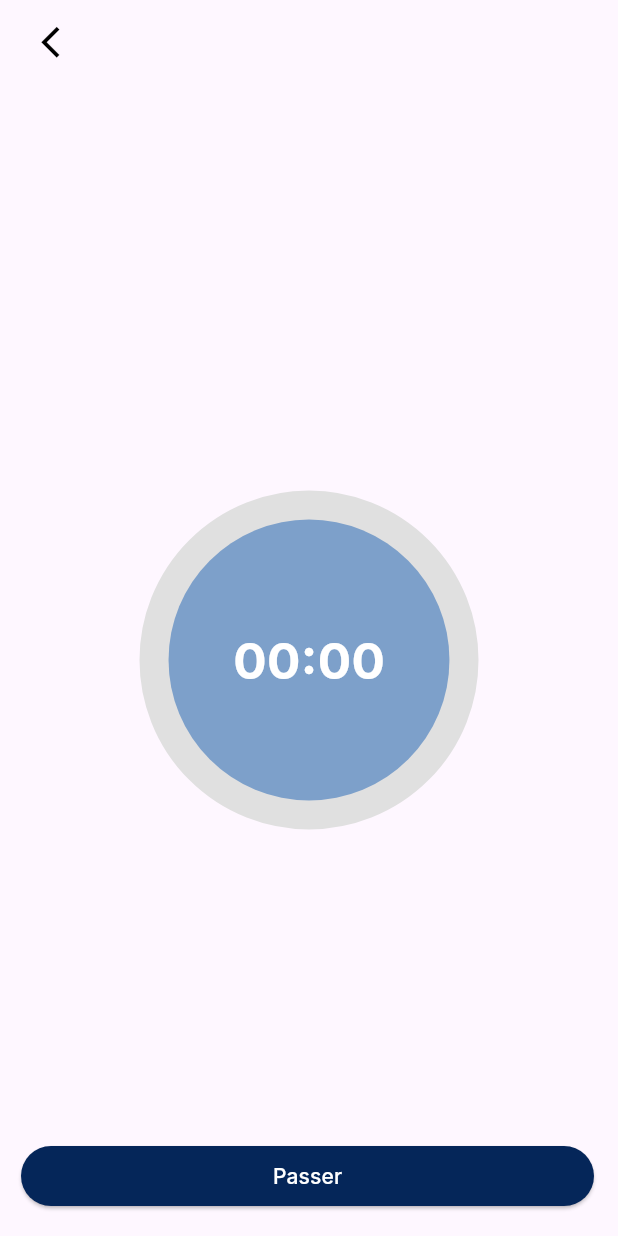
After one commit to BaptisteGosselet/my_fit_buddy_front, a Flutter app: the TimerPage screen opened by its route, on a phone screen of 412 x 824 dp. The commit adds this screen. Run offline on Flutter 3.47's test engine with Material 3 defaults, Android fonts, the phone set to English and light mode, and no system bars; drawn by our look-alikes of circular_countdown_timer; our stand-ins replace another_flutter_splash_screen, dio, flutter_secure_storage, go_router, google_fonts; accounts and stored records are empty; generated files the repository leaves out were written again.

Commit message:
✨ First version timer

```diff
--- a/lib/views/go_router.dart
+++ b/lib/views/go_router.dart
@@ -2,6 +2,7 @@ import 'package:go_router/go_router.dart';
 import 'package:my_fit_buddy/views/pages/authentification_pages/logging_page.dart';
 import 'package:my_fit_buddy/views/pages/authentification_pages/register_page.dart';
 import 'package:my_fit_buddy/views/pages/home_pages/home_page.dart';
+import 'package:my_fit_buddy/views/pages/live_session_pages/timer_page.dart';
 import 'package:my_fit_buddy/views/pages/session_detail_page.dart';
 import 'package:my_fit_buddy/views/pages/loading_pages/loading_page.dart';
 
@@ -41,5 +42,10 @@ final router = GoRouter(
       path: '/exercises',
       builder: (context, state) => const HomePage(),
     ),
+    GoRoute(
+      name: 'timer',
+      path: '/timer',
+      builder: (context, state) => const TimerPage(),
+    ),
   ],
 );
--- /dev/null
+++ b/lib/views/pages/live_session_pages/timer_page.dart
@@ -0,0 +1,151 @@
+import 'package:flutter/material.dart';
+import 'package:circular_countdown_timer/circular_countdown_timer.dart';
+import 'package:go_router/go_router.dart';
+import 'package:my_fit_buddy/views/themes/color.dart';
+
+class TimerPage extends StatefulWidget {
+  const TimerPage({super.key, this.title});
+
+  final String? title;
+
+  @override
+  State<TimerPage> createState() => _TimerPageState();
+}
+
+class _TimerPageState extends State<TimerPage> {
+  final int _duration = 120;
+  final CountDownController _controller = CountDownController();
+
+  @override
+  Widget build(BuildContext context) {
+    return Scaffold(
+      appBar: AppBar(
+        title: IconButton(
+              icon: Icon(Icons.arrow_back_ios, color: Colors.black, size: 25),
+              onPressed: () => context.goNamed('home'),
+              padding: const EdgeInsets.all(8),
+              highlightColor: Colors.white.withOpacity(0.1),
+            ),
+      ),
+      body: Center(
+        child: CircularCountDownTimer(
+          // Countdown duration in Seconds.
+          duration: _duration,
+
+          // Countdown initial elapsed Duration in Seconds.
+          initialDuration: 0,
+
+          // Controls (i.e Start, Pause, Resume, Restart) the Countdown Timer.
+          controller: _controller,
+
+          // Width of the Countdown Widget.
+          width: MediaQuery.of(context).size.width / 2,
+
+          // Height of the Countdown Widget.
+          height: MediaQuery.of(context).size.height / 2,
+
+          // Ring Color for Countdown Widget.
+          ringColor: Colors.grey[300]!,
+
+          // Ring Gradient for Countdown Widget.
+          ringGradient: null,
+
+          // Filling Color for Countdown Widget.
+          fillColor: fitBlueDark,
+
+          // Filling Gradient for Countdown Widget.
+          fillGradient: null,
+
+          // Background Color for Countdown Widget.
+          backgroundColor: fitBlueMiddle,
+
+          // Background Gradient for Countdown Widget.
+          backgroundGradient: null,
+
+          // Border Thickness of the Countdown Ring.
+          strokeWidth: 20.0,
+
+          // Begin and end contours with a flat edge and no extension.
+          strokeCap: StrokeCap.round,
+
+          // Text Style for Countdown Text.
+          textStyle: const TextStyle(
+            fontSize: 33.0,
+            color: Colors.white,
+            fontWeight: FontWeight.bold,
+          ),
+
+          // Format for the Countdown Text.
+          textFormat: CountdownTextFormat.MM_SS,
+
+          // Handles Countdown Timer (true for Reverse Countdown (max to 0), false for Forward Countdown (0 to max)).
+          isReverse: false,
+
+          // Handles Animation Direction (true for Reverse Animation, false for Forward Animation).
+          isReverseAnimation: false,
+
+          // Handles visibility of the Countdown Text.
+          isTimerTextShown: true,
+
+          // Handles the timer start.
+          autoStart: true,
+
+          // This Callback will execute when the Countdown Starts.
+          onStart: () {
+            // Here, do whatever you want
+            debugPrint('Countdown Started');
+          },
+
+          // This Callback will execute when the Countdown Ends.
+          onComplete: () {
+            // Here, do whatever you want
+            debugPrint('Countdown Ended');
+          },
+
+          // timeFormatterFunction: (defaultFormatterFunction, duration) {
+          //   if (duration.inSeconds == 0) {
+          //     //only format for '0'
+          //     return "Start";
+          //   } else {
+          //     //others durations by it's default format
+          //     return Function.apply(defaultFormatterFunction, [duration]);
+          //   }
+          // },
+
+          // This Callback will execute when the Countdown Changes.
+          onChange: (String timeStamp) {
+            // Here, do whatever you want
+            debugPrint('Countdown Changed $timeStamp');
+          },
+        ),
+      ),
+      floatingActionButton: Row(
+        mainAxisAlignment: MainAxisAlignment.center,
+        children: [
+          const SizedBox(
+            width: 30,
+          ),
+          _button(
+            title: "Passer",
+            onPressed: () => context.goNamed('home'),
+          ),
+        ],
+      ),
+    );
+  }
+
+  Widget _button({required String title, VoidCallback? onPressed}) {
+    return Expanded(
+      child: ElevatedButton(
+        style: ButtonStyle(
+          backgroundColor: WidgetStateProperty.all(fitBlueDark),
+        ),
+        onPressed: onPressed,
+        child: Text(
+          title,
+          style: const TextStyle(color: Colors.white),
+        ),
+      ),
+    );
+  }
+}
```
